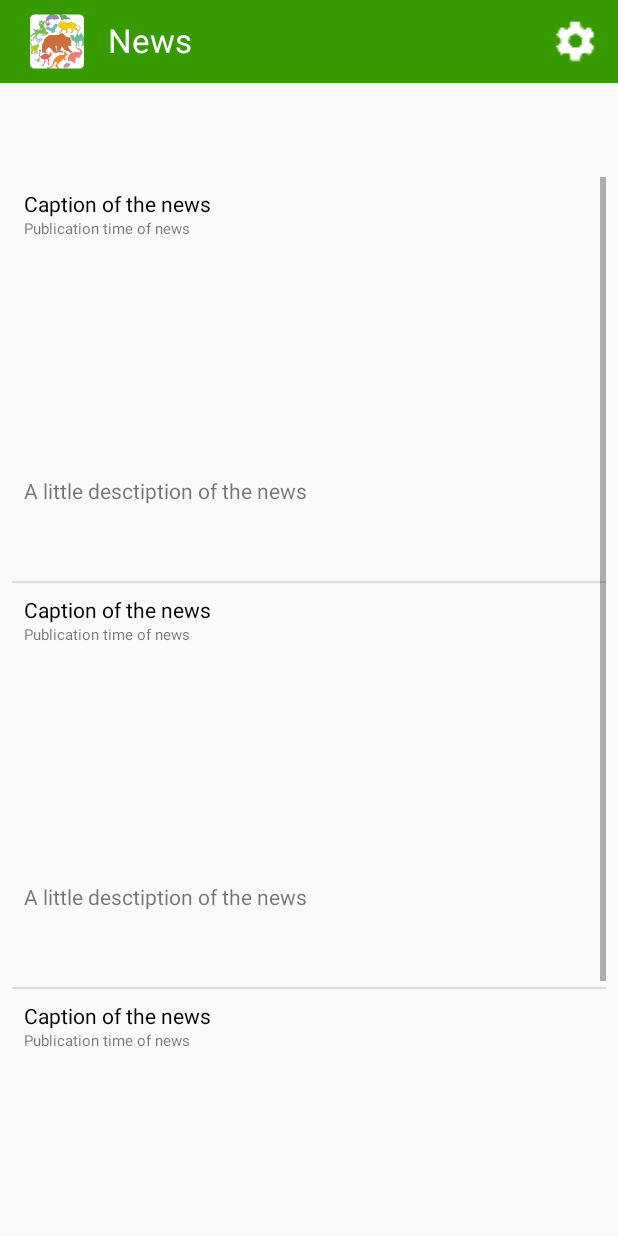
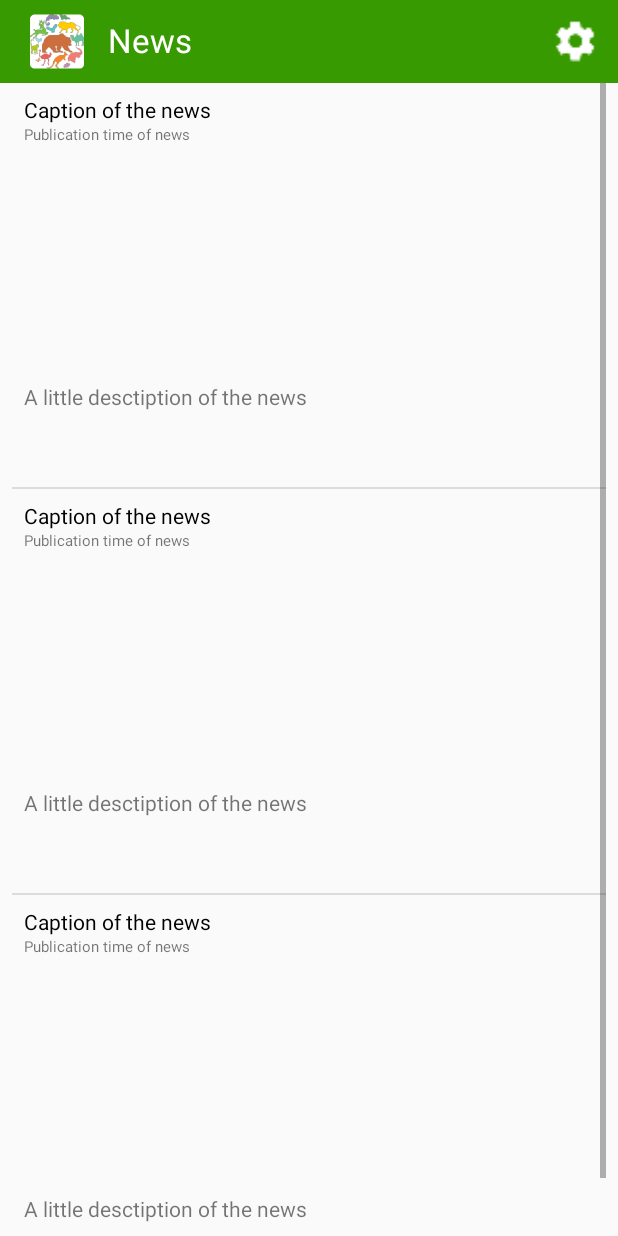
Before and after one commit to Alex-A4/AndroidZoo, an Android app: the layout fragment_news.xml on its own in the app's theme, with its tools: preview values and no code run, on a phone screen of 412 x 824 dp. Run offline under Robolectric (Android 15) with nearby library versions, the light colour scheme and no system bars.

Commit message:
Changed params to news list full free space filling

```diff
--- a/app/src/main/res/layout/fragment_news.xml
+++ b/app/src/main/res/layout/fragment_news.xml
@@ -42,7 +42,7 @@
         style="@style/ConnectingTextView"
         android:visibility="invisible"
         app:layout_constraintLeft_toLeftOf="parent"
-        app:layout_constraintBottom_toTopOf="@id/news_list"
+        app:layout_constraintTop_toBottomOf="@id/main_fragment_toolbar"
         tools:text="@string/connecting_text"
         />
 
@@ -52,9 +52,7 @@
         android:layout_height="0dp"
         android:layout_marginLeft="@dimen/news_horizontal_margin"
         android:layout_marginRight="@dimen/news_horizontal_margin"
-        android:layout_marginTop="@dimen/fragment_main_listview_topmargin"
         app:layout_constraintBottom_toBottomOf="parent"
-        app:layout_constraintHeight_percent="0.8"
         app:layout_constraintLeft_toLeftOf="parent"
         app:layout_constraintRight_toRightOf="parent"
         app:layout_constraintTop_toBottomOf="@id/main_fragment_toolbar"
--- a/app/src/main/res/values/dimens.xml
+++ b/app/src/main/res/values/dimens.xml
@@ -8,7 +8,6 @@
     <dimen name="about_head_margin">32dp</dimen>
     <dimen name="about_head_margintop">24dp</dimen>
     <dimen name="about_text_margintop">8dp</dimen>
-    <dimen name="fragment_main_listview_topmargin">16dp</dimen>
     <dimen name="toolbar_text_size">22sp</dimen>
     <dimen name="fragment_toolbar_margin">4dp</dimen>
     <dimen name="fragment_toolbar_marginbottom">10dp</dimen>
```
